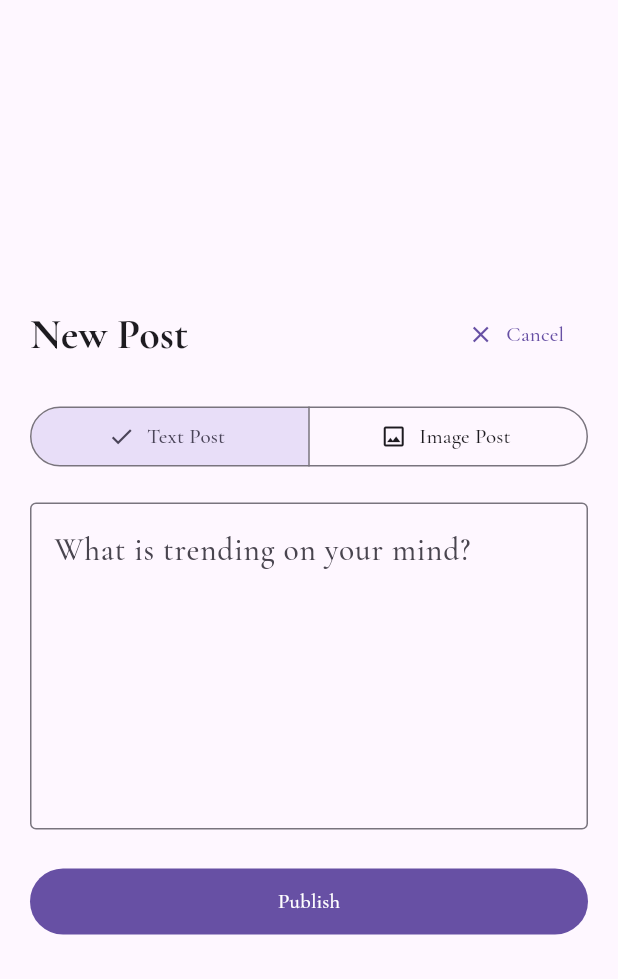
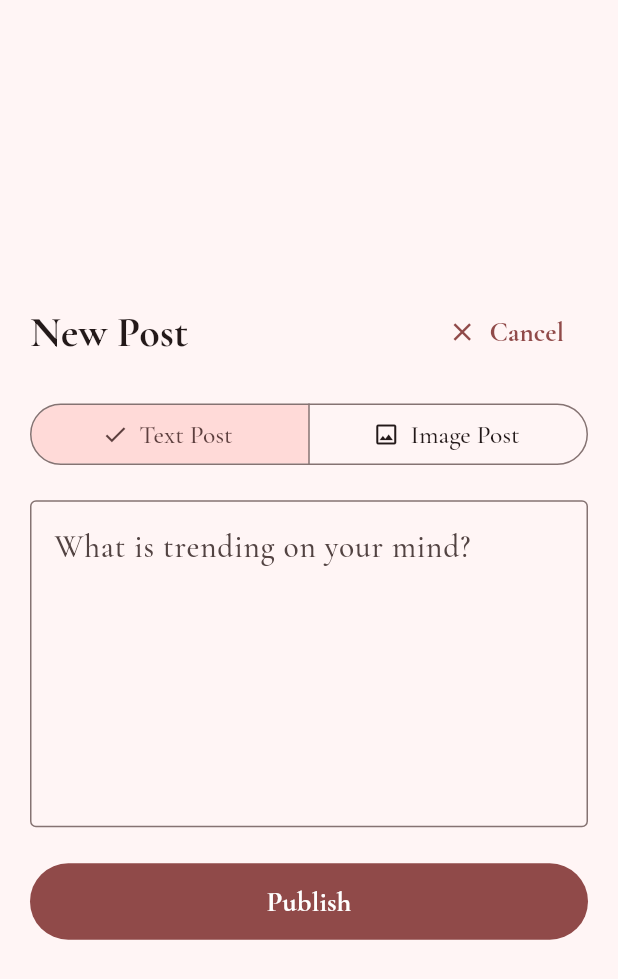
Before and after one commit to ekatwood/anything_feed, a Flutter app: the screen it shows after launch, after a tap on "Make a Post", on a phone screen of 412 x 824 dp. Shown: the top 979 px of the screen. Run offline on Flutter 3.47's test engine with Material 3 defaults, Android fonts, the phone set to English and light mode, and no system bars; our stand-ins replace cloud_firestore, file_picker, firebase_core, firebase_storage, shared_preferences, web; missing offline and left inert: dart:js_interop, heic_to_png_jpg; accounts and stored records are empty; generated files the repository leaves out were written again.

Commit message:
adjusting look and feel and font sizes

```diff
--- a/lib/main.dart
+++ b/lib/main.dart
@@ -37,20 +37,76 @@ class _TrendingNowAppState extends State<TrendingNowApp> {
       bodyMedium: TextStyle(fontSize: 18),
       bodySmall: TextStyle(fontSize: 16),
     );
+    const Color _lightRedSeed = Color(0xFFE57373); // soft/light red (Material Red 300)
+    const Color _lightRedSurface = Color(0xFFFFF5F5); // subtle blush tint for background
+    const Color _lightRedCard = Color(0xFFFFFAFA); // clean soft-rose card surface
+    const Color _darkRedSeed = Color(0xFFEF9A9A); // gentle coral-red for dark mode
+
+    final lightColorScheme = ColorScheme.fromSeed(
+      seedColor: _lightRedSeed,
+      brightness: Brightness.light,
+    );
+
+    final darkColorScheme = ColorScheme.fromSeed(
+      seedColor: _darkRedSeed,
+      brightness: Brightness.dark,
+    );
     return MaterialApp(
       title: 'Trending Now',
       debugShowCheckedModeBanner: false,
       theme: ThemeData(
-        primarySwatch: Colors.blue,
+        useMaterial3: true,
+        colorScheme: lightColorScheme,
         brightness: Brightness.light,
+        scaffoldBackgroundColor: _lightRedSurface,
         fontFamily: 'CormorantGaramond',
         textTheme: baseTextTheme,
+        tooltipTheme: const TooltipThemeData(
+          textStyle: TextStyle(
+            fontFamily: 'CormorantGaramond',
+            fontSize: 17,
+            color: Colors.white,
+          ),
+        ),
+        appBarTheme: AppBarTheme(
+          backgroundColor: lightColorScheme.primaryContainer,
+          foregroundColor: lightColorScheme.onPrimaryContainer,
+          elevation: 0,
+        ),
+        cardTheme: CardThemeData(
+          color: _lightRedCard,
+          surfaceTintColor: lightColorScheme.primary,
+        ),
+        elevatedButtonTheme: ElevatedButtonThemeData(
+          style: ElevatedButton.styleFrom(
+            backgroundColor: lightColorScheme.primaryContainer,
+            foregroundColor: lightColorScheme.onPrimaryContainer,
+            textStyle: const TextStyle(
+              fontFamily: 'CormorantGaramond',
+              fontSize: 16,
+              fontWeight: FontWeight.bold,
+            ),
+            padding: const EdgeInsets.symmetric(horizontal: 24, vertical: 12),
+          ),
+        ),
+        chipTheme: ChipThemeData(
+          selectedColor: lightColorScheme.primaryContainer,
+          labelStyle: const TextStyle(fontFamily: 'CormorantGaramond'),
+        ),
       ),
       darkTheme: ThemeData(
+        useMaterial3: true,
+        colorScheme: darkColorScheme,
         brightness: Brightness.dark,
-        primarySwatch: Colors.blue,
         fontFamily: 'CormorantGaramond',
         textTheme: baseTextTheme,
+        tooltipTheme: const TooltipThemeData(
+          textStyle: TextStyle(
+            fontFamily: 'CormorantGaramond',
+            fontSize: 17,
+            color: Colors.black,
+          ),
+        ),
       ),
       themeMode: _themeMode,
       home: FeedPage(onThemeChanged: _toggleTheme, currentThemeMode: _themeMode),
@@ -378,7 +434,7 @@ class _FeedPageState extends State<FeedPage> with WidgetsBindingObserver {
         title: const Text(
           'Trending Now',
           style: TextStyle(
-            fontSize: 28,
+            fontSize: 34,
             fontWeight: FontWeight.w700,
           ),
         ),
@@ -409,8 +465,8 @@ class _FeedPageState extends State<FeedPage> with WidgetsBindingObserver {
               style: ElevatedButton.styleFrom(
                 textStyle: const TextStyle(
                   fontFamily: 'CormorantGaramond',
-                  fontSize: 16,
-                  fontWeight: FontWeight.bold,
+                  fontSize: 19,
+                  fontWeight: FontWeight.w700,
                 ),
                 padding: const EdgeInsets.symmetric(horizontal: 24, vertical: 12),
               ),
@@ -426,7 +482,14 @@ class _FeedPageState extends State<FeedPage> with WidgetsBindingObserver {
                 return Padding(
                   padding: const EdgeInsets.only(right: 8.0),
                   child: ChoiceChip(
-                    label: Text(filter),
+                    label: Text(
+                      filter,
+                      style: const TextStyle(
+                        fontSize: 17,
+                        fontWeight: FontWeight.w700,
+                      ),
+                    ),
+                    padding: const EdgeInsets.symmetric(horizontal: 12, vertical: 8),
                     selected: isSelected,
                     onSelected: (selected) {
                       if (selected) {
@@ -445,7 +508,12 @@ class _FeedPageState extends State<FeedPage> with WidgetsBindingObserver {
             child: _posts.isEmpty && _isLoading
                 ? const Center(child: CircularProgressIndicator())
                 : _posts.isEmpty
-                ? const Center(child: Text('No posts found.'))
+                ? const Center(
+                  child: Text(
+                    'No posts found.',
+                    style: TextStyle(fontSize: 20),
+                  ),
+                )
                 : ListView.builder(
               controller: _scrollController,
               itemCount: _posts.length + (_hasMore ? 1 : 0),
@@ -478,7 +546,7 @@ class _FeedPageState extends State<FeedPage> with WidgetsBindingObserver {
                             if (text != null && text.isNotEmpty) ...[
                               Text(
                                 text,
-                                style: const TextStyle(fontSize: 16),
+                                style: const TextStyle(fontSize: 21),
                               ),
                             ],
                             if (imageUrl != null && imageUrl.isNotEmpty) ...[
--- a/lib/make_post.dart
+++ b/lib/make_post.dart
@@ -304,13 +304,30 @@ class _MakePostPageState extends State<MakePostPage> {
                         onPressed: _isPublishing
                             ? null
                             : () => Navigator.of(context).pop(false),
-                        icon: const Icon(Icons.close, size: 18),
-                        label: const Text('Cancel'),
+                        icon: const Icon(Icons.close, size: 20),
+                        label: const Text(
+                          'Cancel',
+                          style: TextStyle(
+                            fontSize: 18,
+                            fontWeight: FontWeight.w700,
+                          ),
+                        ),
                       ),
                     ],
                   ),
                   const SizedBox(height: 20),
                   SegmentedButton<bool>(
+                    style: SegmentedButton.styleFrom(
+                      textStyle: const TextStyle(
+                        fontFamily: 'CormorantGaramond',
+                        fontSize: 17,
+                        //fontWeight: FontWeight.w700,
+                      ),
+                      padding: const EdgeInsets.symmetric(
+                        horizontal: 14,
+                        vertical: 12,
+                      ),
+                    ),
                     segments: const <ButtonSegment<bool>>[
                       ButtonSegment<bool>(
                         value: false,
@@ -418,7 +435,13 @@ class _MakePostPageState extends State<MakePostPage> {
                         height: 20,
                         child: CircularProgressIndicator(strokeWidth: 2),
                       )
-                          : const Text('Publish'),
+                          : const Text(
+                        'Publish',
+                        style: TextStyle(
+                          fontSize: 19,
+                          fontWeight: FontWeight.w700,
+                        ),
+                      ),
                     ),
                   ),
                 ],
```
